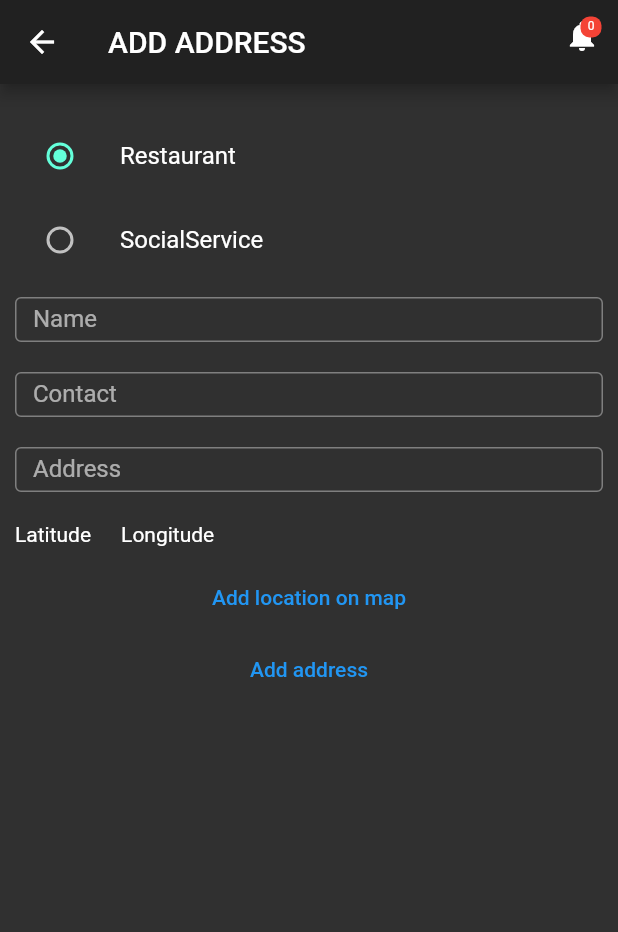
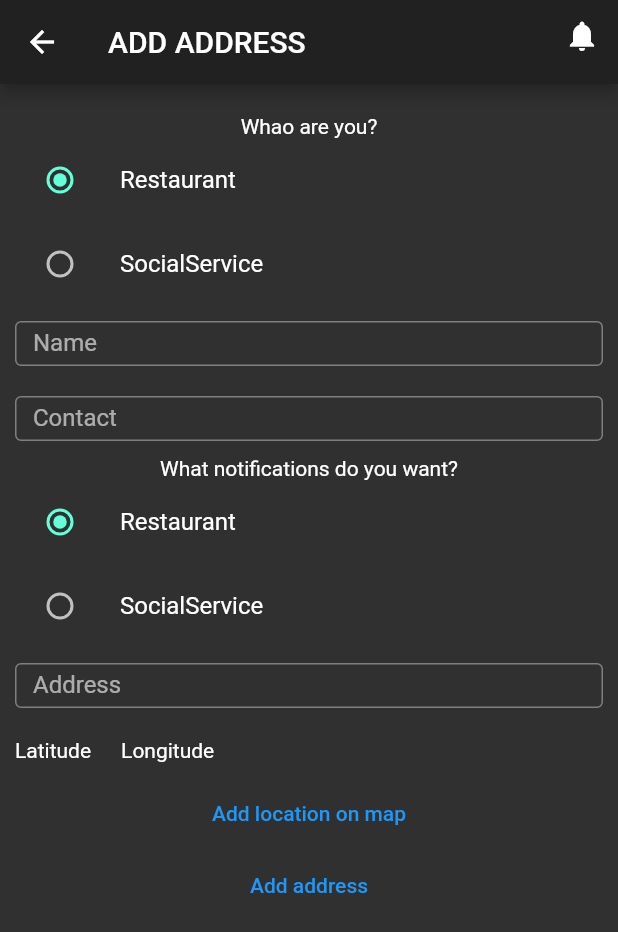
Before and after one commit to karaanc324/madad, a Flutter app: the SaveOrg screen opened directly, on a phone screen of 412 x 824 dp. Shown: the top 932 px of the screen. Run offline on Flutter 3.47's test engine with Material 2 defaults, Android fonts, the phone set to English and light mode, and no system bars; our stand-ins replace cloud_firestore, double_back_to_close_app, firebase_auth, firebase_core, firebase_messaging, flutter_map and 3 more; accounts and stored records are empty.

Commit message:
cross account notification

```diff
--- /dev/null
+++ b/lib/domain/user.dart
@@ -0,0 +1,59 @@
+import 'package:cloud_firestore/cloud_firestore.dart';
+
+class MyUser {
+  String _name;
+
+  String get name => _name;
+
+  set name(String name) {
+    _name = name;
+  }
+
+  String _email;
+
+  String get email => _email;
+
+  set email(String email) {
+    _email = email;
+  }
+
+  String _contact;
+
+  String get contact => _contact;
+
+  set contact(String contact) {
+    _contact = contact;
+  }
+
+  String _role;
+
+  String get role => _role;
+
+  set role(String role) {
+    _role = role;
+  }
+
+  String _topic;
+
+  String get topic => _topic;
+
+  set topic(String topic) {
+    _topic = topic;
+  }
+
+  String _address;
+
+  String get address => _address;
+
+  set address(String address) {
+    _address = address;
+  }
+
+  GeoPoint _geoPoint;
+
+  GeoPoint get geoPoint => _geoPoint;
+
+  set geoPoint(GeoPoint geoPoint) {
+    _geoPoint = geoPoint;
+  }
+}
--- a/lib/helper/appbar.dart
+++ b/lib/helper/appbar.dart
@@ -1,4 +1,5 @@
 import 'package:flutter/material.dart';
+import 'package:madad/screens/notification.dart';
 import 'package:madad/service/firebase_service.dart';
 import 'package:provider/provider.dart';
 
@@ -19,14 +20,14 @@ class MyAppbar extends StatelessWidget implements PreferredSizeWidget {
           IconButton(
               icon: Icon(Icons.notifications),
               onPressed: () {
-                print("====================");
-                // print(
-                // Provider.of<FirebaseService>(context).notificationCounter);
-                // firebaseService.notificationCounter = 0;
+                Navigator.push(context,
+                    MaterialPageRoute(builder: (context) => MyNotification()));
                 Provider.of<FirebaseService>(context, listen: false)
                     .resetCounter();
+                // FirebaseService().getNotificationTest();
               }),
-          new Positioned(
+          lol != 0
+              ? new Positioned(
                   right: 11,
                   top: 11,
                   child: new Container(
@@ -48,8 +49,8 @@ class MyAppbar extends StatelessWidget implements PreferredSizeWidget {
                       textAlign: TextAlign.center,
                     ),
                   ),
-          ),
-          // : new Container()
+                )
+              : new Container()
         ],
       )
       // },
--- a/lib/main.dart
+++ b/lib/main.dart
@@ -44,7 +44,7 @@ class _MyHomePageState extends State<MyHomePage> {
   void initState() {
     // TODO: implement initState
     super.initState();
-    FirebaseService().registerOnFirebase();
+    // FirebaseService.getFirebaseService().registerOnFirebase();
     Provider.of<FirebaseService>(context, listen: false).incrementCounter();
     // FirebaseService().getMessage();
   }
--- a/lib/screens/maps.dart
+++ b/lib/screens/maps.dart
@@ -24,8 +24,6 @@ class _MyMapsState extends State<MyMaps> {
   callPosition() async {
     await Geolocator.getCurrentPosition(desiredAccuracy: LocationAccuracy.high)
         .then((value) => position = value);
-    print("===============-----------------");
-    print(position);
     setState(() {
       latLng1 = LatLng(position.latitude, position.longitude);
     });
--- a/lib/screens/save_org.dart
+++ b/lib/screens/save_org.dart
@@ -25,6 +25,7 @@ class _SaveOrgState extends State<SaveOrg> {
   LatLng result;
   GeoPoint geoPoint;
   String role = "Restaurant";
+  String topic = "Restaurant";
 
   // TextEditingController nameController = TextEditingController();
 
@@ -41,6 +42,7 @@ class _SaveOrgState extends State<SaveOrg> {
             children: [
               Column(
                 children: [
+                  Text("Whao are you?"),
                   ListTile(
                     title: const Text('Restaurant'),
                     leading: Radio<String>(
@@ -88,6 +90,35 @@ class _SaveOrgState extends State<SaveOrg> {
                     labelText: 'Contact',
                   ),
                 ),
+              ),
+              Column(
+                children: [
+                  Text("What notifications do you want?"),
+                  ListTile(
+                    title: const Text('Restaurant'),
+                    leading: Radio<String>(
+                      value: "Restaurant",
+                      groupValue: topic,
+                      onChanged: (String value) {
+                        setState(() {
+                          topic = value;
+                        });
+                      },
+                    ),
+                  ),
+                  ListTile(
+                    title: const Text('SocialService'),
+                    leading: Radio<String>(
+                      value: "SocialService",
+                      groupValue: topic,
+                      onChanged: (String value) {
+                        setState(() {
+                          topic = value;
+                        });
+                      },
+                    ),
+                  ),
+                ],
               ),
               Container(
                 height: 50,
@@ -144,14 +175,14 @@ class _SaveOrgState extends State<SaveOrg> {
               ),
               TextButton(
                   onPressed: () {
-                    print(geoPoint.latitude.toString());
-                    print(result.latitude.toString());
                     FirebaseService.getFirebaseService().addOrganisation(
                         context,
                         nameController.text,
                         role,
                         contactController.text,
-                        geoPoint);
+                        addressController.text,
+                        geoPoint,
+                        topic);
                     if (widget.caller == "ProfilePage") {
                       Navigator.pop(context);
                     } else {
--- a/lib/screens/signup.dart
+++ b/lib/screens/signup.dart
@@ -77,16 +77,12 @@ class SignupPage {
                     color: Colors.blue,
                     child: Text('Sign Up'),
                     onPressed: () async {
-                      print(nameController.text);
-                      print(confPasswordController.text);
                       if (passwordController.text ==
                           confPasswordController.text) {
                         bool userCreated =
                             await FirebaseService.getFirebaseService()
                                 .registerUser(nameController.text,
                                     passwordController.text);
-                        print("==================");
-                        print(userCreated);
                         if (userCreated) {
                           // Navigator.push(context, MaterialPageRoute(builder: (context) => Dashboard()));
                           // return Dashboard();
--- a/pubspec.yaml
+++ b/pubspec.yaml
@@ -42,6 +42,7 @@ dependencies:
   firebase_messaging: ^10.0.0
   provider:
   flutter_local_notifications:
+  http: ^0.13.3
 
 dev_dependencies:
   flutter_test:
```
Also changed, not shown: lib/screens/dashboard.dart (+3 -61 lines), lib/screens/notification.dart (+36 -4 lines), lib/screens/request.dart (added, +69 -0 lines), lib/service/firebase_service.dart (+151 -38 lines), pubspec.lock. Lines whose indentation alone changed are shown as unchanged.
